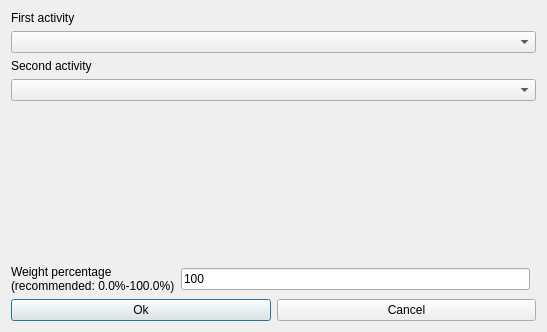
Old version of the form src/interface/modifyconstrainttwoactivitiesconsecutiveform_template.ui in the repository karandit/fet.
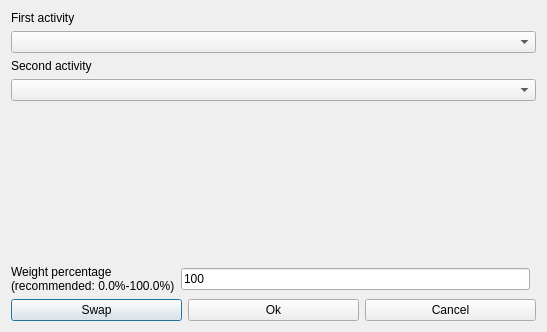
New version of the form.

Diff of the .ui file:
```diff
--- a/src/interface/modifyconstrainttwoactivitiesconsecutiveform_template.ui
+++ b/src/interface/modifyconstrainttwoactivitiesconsecutiveform_template.ui
@@ -16,6 +16,13 @@
   <layout class="QGridLayout">
    <item row="4" column="0" colspan="2">
     <layout class="QHBoxLayout">
+     <item>
+      <widget class="QPushButton" name="swapPushButton">
+       <property name="text">
+        <string comment="Interchange (swap) the two selected activities in the dialog">Swap</string>
+       </property>
+      </widget>
+     </item>
      <item>
       <widget class="QPushButton" name="okPushButton">
        <property name="text">
```
